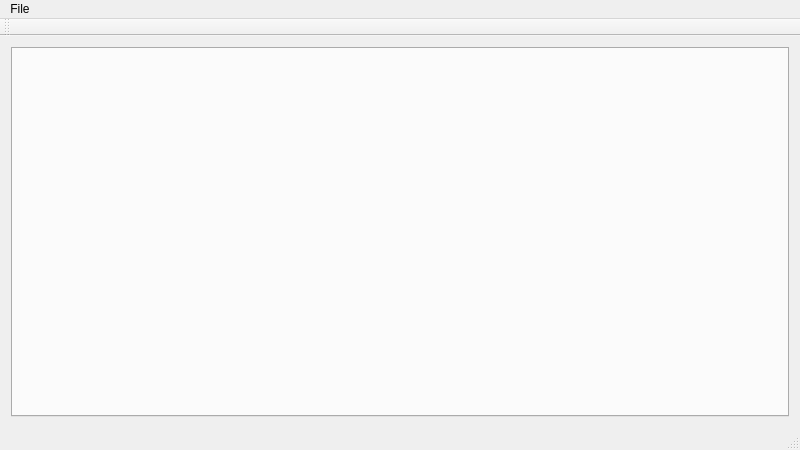
First picture: the form in mainwindow.ui, repository Cheddy/InterventionManagerClient, before the edit.
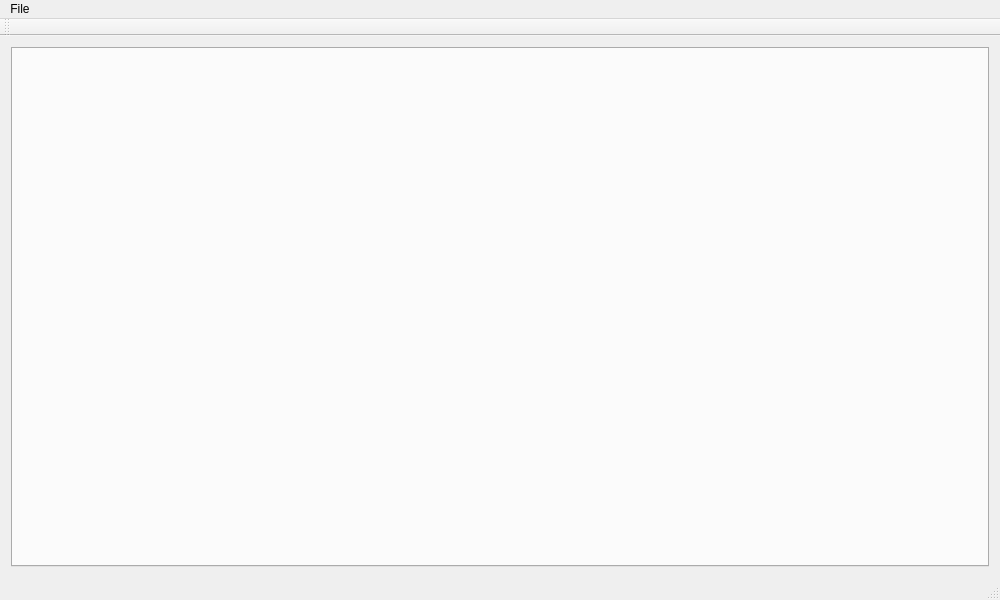
Second picture: the form after the edit.

Commit message: Maximised On Start

```diff
--- a/mainwindow.ui
+++ b/mainwindow.ui
@@ -6,8 +6,8 @@
    <rect>
     <x>0</x>
     <y>0</y>
-    <width>800</width>
-    <height>450</height>
+    <width>1000</width>
+    <height>600</height>
    </rect>
   </property>
   <property name="cursor">
@@ -62,8 +62,8 @@
     <rect>
      <x>0</x>
      <y>0</y>
-     <width>800</width>
-     <height>21</height>
+     <width>1000</width>
+     <height>26</height>
     </rect>
    </property>
    <property name="nativeMenuBar">
```
The commit also changes 1 other file.
